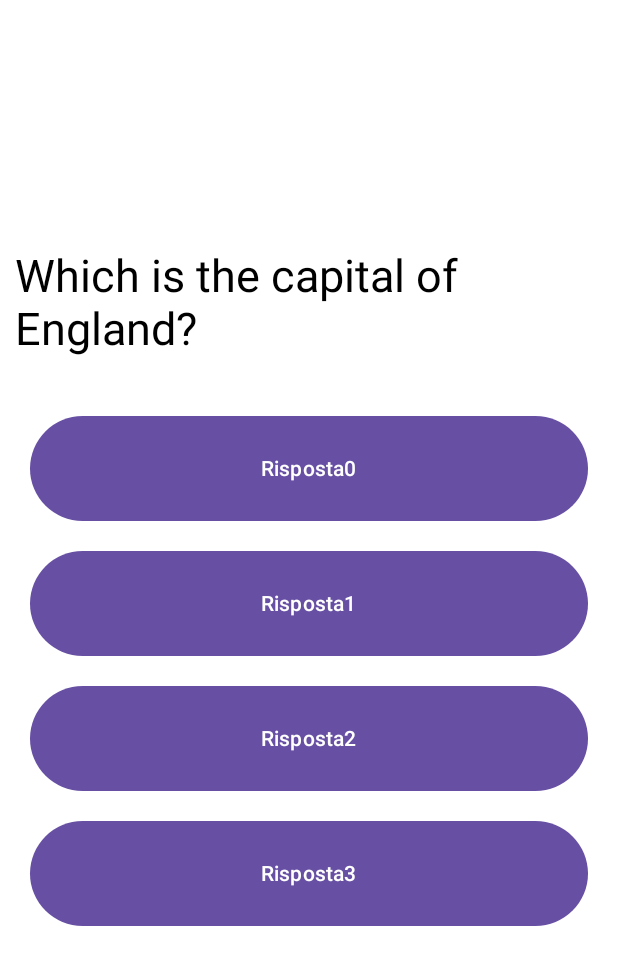
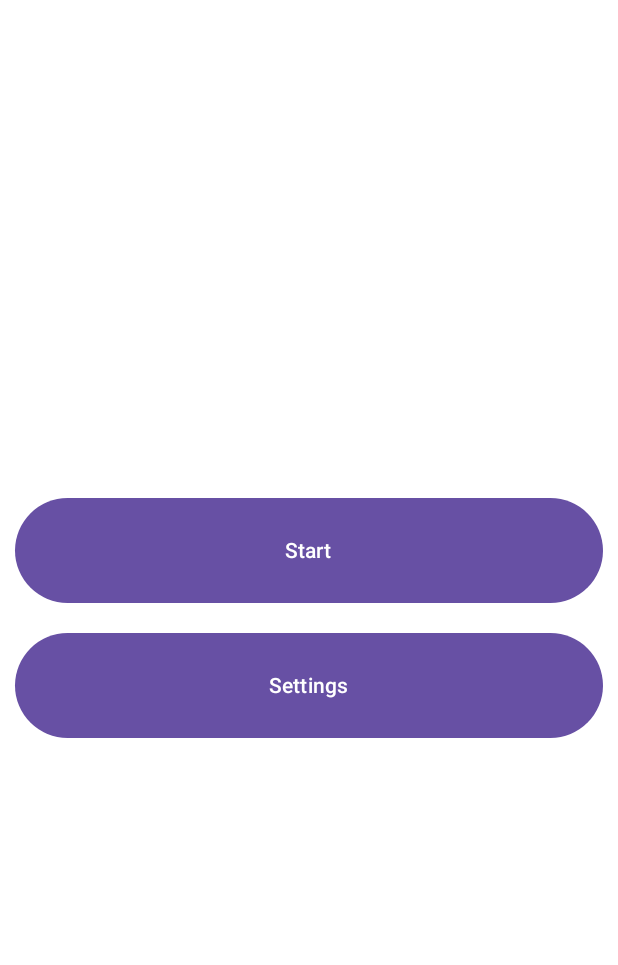
Before and after one commit to GiuliaPeretti/QuizApp, an Android app built with Jetpack Compose: the @Preview function HomeScreen, on a phone screen of 412 x 824 dp. Shown: the top 965 px of the screen. Run offline under Robolectric (Android 15) with nearby library versions, the phone set to English and light mode, and no system bars.

Commit message:
navigation bar

```diff
--- a/app/src/main/java/com/example/quizapp/HomeScreen.kt
+++ b/app/src/main/java/com/example/quizapp/HomeScreen.kt
@@ -1,16 +1,14 @@
 package com.example.quizapp
 
 import androidx.compose.foundation.layout.Arrangement
-import androidx.compose.foundation.layout.Box
 import androidx.compose.foundation.layout.Column
 import androidx.compose.foundation.layout.ExperimentalLayoutApi
-import androidx.compose.foundation.layout.FlowColumn
 import androidx.compose.foundation.layout.Row
-import androidx.compose.foundation.layout.fillMaxHeight
 import androidx.compose.foundation.layout.fillMaxSize
 import androidx.compose.foundation.layout.fillMaxWidth
 import androidx.compose.foundation.layout.height
 import androidx.compose.foundation.layout.padding
+import androidx.compose.foundation.verticalScroll
 import androidx.compose.material3.Button
 import androidx.compose.material3.Text
 import androidx.compose.runtime.Composable
@@ -19,40 +17,29 @@ import androidx.compose.ui.tooling.preview.Preview
 import androidx.compose.ui.unit.dp
 import androidx.compose.ui.unit.sp
 
-@OptIn(ExperimentalLayoutApi::class)
 @Preview(showBackground = true)
-
 @Composable
-    fun HomeScreen(){
-        Column (modifier = Modifier
-            .padding(horizontal = 10.dp)
+fun HomeScreen() {
+    Column(modifier = Modifier
         .fillMaxSize(),
-
         verticalArrangement = Arrangement.Center
-            //.background(Android_calculatorTheme().background)
-            //.align(Alignment.Center)
         ){
-            Row() {
-                Text(
-                    text = "Which is the capital of England?",
-                    fontSize = 30.sp
-                )
-            }
-            Column(modifier = Modifier
-                .padding(vertical = 30.dp)
-                .fillMaxWidth(),
-            ) {
-                for (i in 0 until 4) {
         Button(
             modifier = Modifier
                 .padding(10.dp)
                 .height(70.dp)
                 .fillMaxWidth(),
-                        onClick = {/* TODO */ }) {
-                        Text(text = "Risposta$i")
+            onClick = {/* TODO: quest */ }) {
+            Text(text = "Start")
         }
-                }
-            }
+        Button(
+            modifier = Modifier
+                .padding(10.dp)
+                .height(70.dp)
+                .fillMaxWidth(),
+            onClick = {/* TODO: quest */ }) {
+            Text(text = "Settings")
         }
 
     }
+}
```
Also changed, not shown: app/src/main/java/com/example/quizapp/MainActivity.kt (+1 -9 lines), app/src/main/java/com/example/quizapp/QuestionList.json (added, +11 -0 lines), app/src/main/java/com/example/quizapp/QuestionScreen.kt (added, +69 -0 lines), app/src/main/java/com/example/quizapp/QuizViewModel.kt (added, +16 -0 lines). Lines whose indentation alone changed are shown as unchanged.
